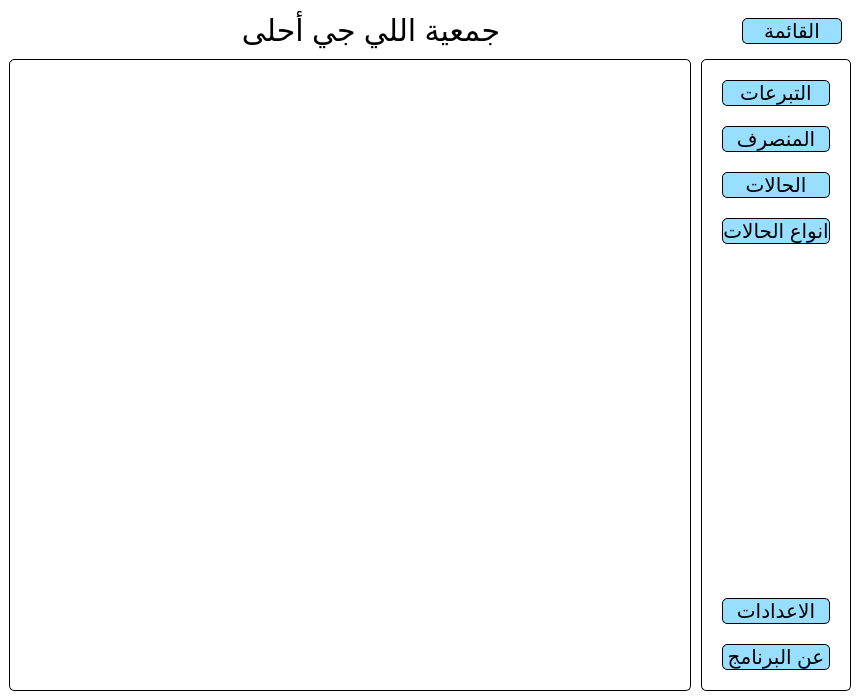
MuhammadTarek10/charity-app, file src/interface/views/mainWindow.ui: the form before one commit.
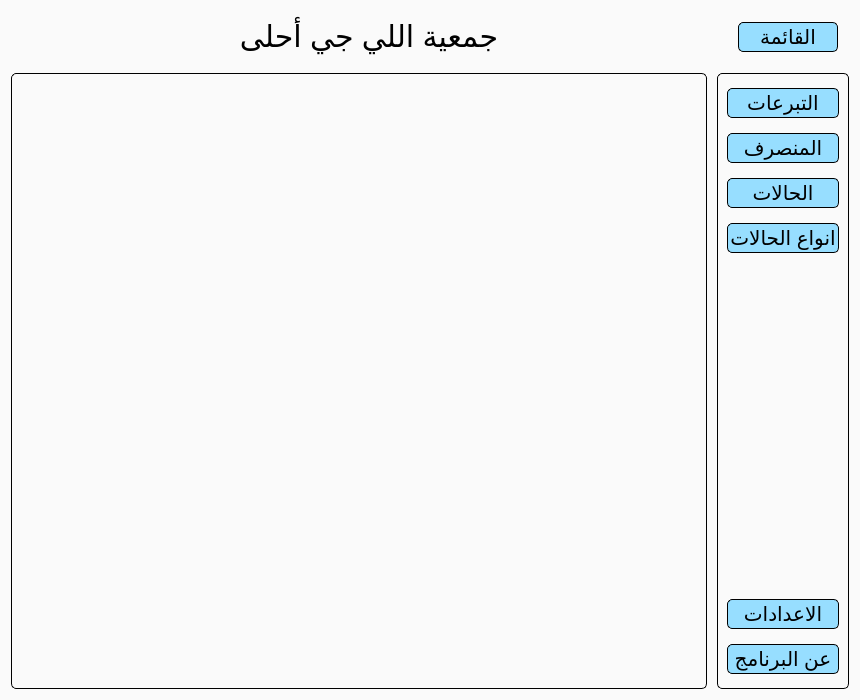
The form after the commit. Icons and pictures are not drawn. Custom widgets are drawn as their Qt base class.

Commit message: seperated all, save button here

```diff
--- a/src/interface/views/mainWindow.ui
+++ b/src/interface/views/mainWindow.ui
@@ -13,7 +13,7 @@
   <property name="minimumSize">
    <size>
     <width>860</width>
-    <height>700</height>
+    <height>0</height>
    </size>
   </property>
   <property name="windowTitle">
@@ -22,9 +22,10 @@
   <property name="styleSheet">
    <string notr="true">*{
 	border: none;
-	background-color: #FFFFFF;
+	background-color: #FAFAFA;
 	color: #000000;
 	font-size: 20px;
+	padding: 2px;
 }
 
 QLabel{
@@ -39,7 +40,6 @@
 	background-color: #97DEFF;
 	border-radius: 5px;
 	border: 1px solid;
-
  }
 
 QPushButton:pressed{
@@ -59,6 +59,56 @@
 	margin-right: 10px;
 	border-radius: 5px;
 	border: 1px solid;
+}
+
+#labelsFrame{
+	border-radius: 5px;
+}
+
+#valuesFrame{
+	border-radius: 8px;
+}
+
+#timeNowBox{
+	border: 1px solid;
+	border-radius: 5px;
+}
+
+#saveButton{
+	font-size: 18px;
+}
+
+QDateTimeEdit{
+	background-color : #000000;
+	padding : 5px;
+	margin-right: 5px;
+}
+
+QDateTimeEdit:up-arrow{
+	color: #000000;
+}
+
+QDateTimeEdit:down-arrow{
+	color: #000000;
+}
+
+
+QLineEdit{
+	background-color: #C9EEFF;
+	border-radius: 5px;
+	border: 1px solid;
+	padding-left: 2px;
+	padding-right: 2px;
+}
+
+QLineEdit:focus{
+	background-color: #97DEFF;
+}
+
+QDateTimeEdit{
+	background-color: #C9EEFF;
+	border-radius: 5px;
+	border: 1px solid;
 }</string>
   </property>
   <widget class="QWidget" name="centralwidget">
@@ -250,10 +300,10 @@
          </layout>
         </widget>
        </item>
-       <item alignment="Qt::AlignVCenter">
+       <item alignment="Qt::AlignHCenter|Qt::AlignVCenter">
         <widget class="QCustomSlideMenu" name="sideMenuFrame">
          <property name="sizePolicy">
-          <sizepolicy hsizetype="Preferred" vsizetype="Expanding">
+          <sizepolicy hsizetype="Minimum" vsizetype="Expanding">
            <horstretch>0</horstretch>
            <verstretch>0</verstretch>
           </sizepolicy>
@@ -280,21 +330,21 @@
          </property>
          <layout class="QVBoxLayout" name="verticalLayout_2">
           <property name="spacing">
-           <number>15</number>
+           <number>0</number>
           </property>
           <property name="leftMargin">
-           <number>10</number>
+           <number>0</number>
           </property>
           <property name="topMargin">
            <number>10</number>
           </property>
           <property name="rightMargin">
-           <number>10</number>
+           <number>0</number>
           </property>
           <property name="bottomMargin">
            <number>10</number>
           </property>
-          <item alignment="Qt::AlignRight">
+          <item>
            <widget class="QFrame" name="mainOptionsFrame">
             <property name="sizePolicy">
              <sizepolicy hsizetype="Expanding" vsizetype="Expanding">
@@ -316,19 +366,19 @@
             </property>
             <layout class="QVBoxLayout" name="verticalLayout_5">
              <property name="spacing">
-              <number>20</number>
+              <number>15</number>
              </property>
              <property name="leftMargin">
-              <number>10</number>
+              <number>5</number>
              </property>
              <property name="topMargin">
-              <number>10</number>
+              <number>0</number>
              </property>
              <property name="rightMargin">
-              <number>10</number>
+              <number>5</number>
              </property>
              <property name="bottomMargin">
-              <number>10</number>
+              <number>0</number>
              </property>
              <item>
               <widget class="QPushButton" name="donationsButton">
@@ -443,20 +493,35 @@
            </widget>
           </item>
           <item>
-           <spacer name="verticalSpacer">
-            <property name="orientation">
-             <enum>Qt::Vertical</enum>
-            </property>
-            <property name="sizeType">
-             <enum>QSizePolicy::Expanding</enum>
-            </property>
-            <property name="sizeHint" stdset="0">
+           <widget class="QFrame" name="spacerFrame">
+            <property name="minimumSize">
              <size>
-              <width>20</width>
-              <height>2000</height>
+              <width>0</width>
+              <height>0</height>
              </size>
             </property>
-           </spacer>
+            <property name="frameShape">
+             <enum>QFrame::StyledPanel</enum>
+            </property>
+            <property name="frameShadow">
+             <enum>QFrame::Raised</enum>
+            </property>
+            <layout class="QHBoxLayout" name="horizontalLayout_3">
+             <item>
+              <spacer name="verticalSpacer">
+               <property name="orientation">
+                <enum>Qt::Vertical</enum>
+               </property>
+               <property name="sizeHint" stdset="0">
+                <size>
+                 <width>20</width>
+                 <height>2000</height>
+                </size>
+               </property>
+              </spacer>
+             </item>
+            </layout>
+           </widget>
           </item>
           <item>
            <widget class="QFrame" name="settingsFrame">
@@ -477,19 +542,19 @@
             </property>
             <layout class="QVBoxLayout" name="verticalLayout_4">
              <property name="spacing">
-              <number>20</number>
+              <number>15</number>
              </property>
              <property name="leftMargin">
-              <number>10</number>
+              <number>5</number>
              </property>
              <property name="topMargin">
-              <number>10</number>
+              <number>0</number>
              </property>
              <property name="rightMargin">
-              <number>10</number>
+              <number>5</number>
              </property>
              <property name="bottomMargin">
-              <number>10</number>
+              <number>0</number>
              </property>
              <item>
               <widget class="QPushButton" name="settingsButton">
@@ -532,6 +597,9 @@
                  <pointsize>-1</pointsize>
                 </font>
                </property>
+               <property name="cursor">
+                <cursorShape>PointingHandCursor</cursorShape>
+               </property>
                <property name="text">
                 <string>عن البرنامج</string>
                </property>
```
The commit also changes 7 other files.
